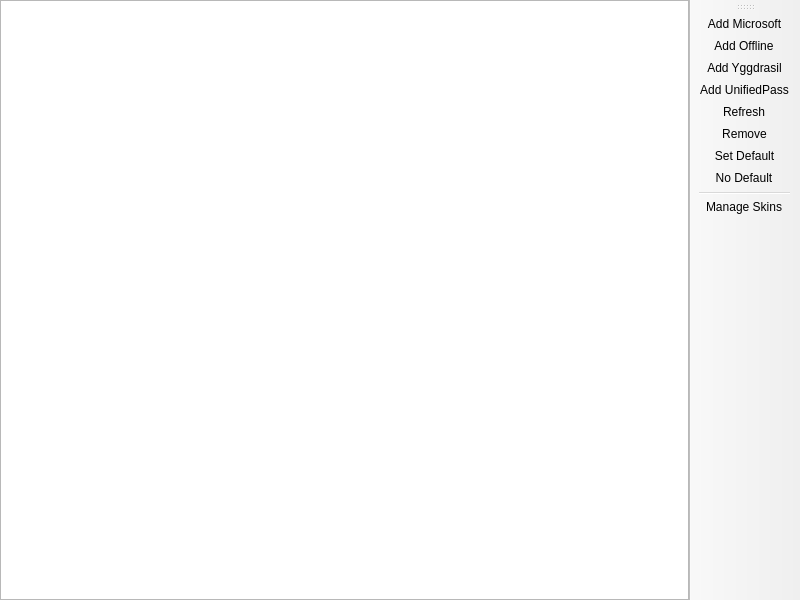
Above: launcher/ui/pages/global/AccountListPage.ui from AndreaFrederica/LunaLauncher before the change. Below: the same form after it.
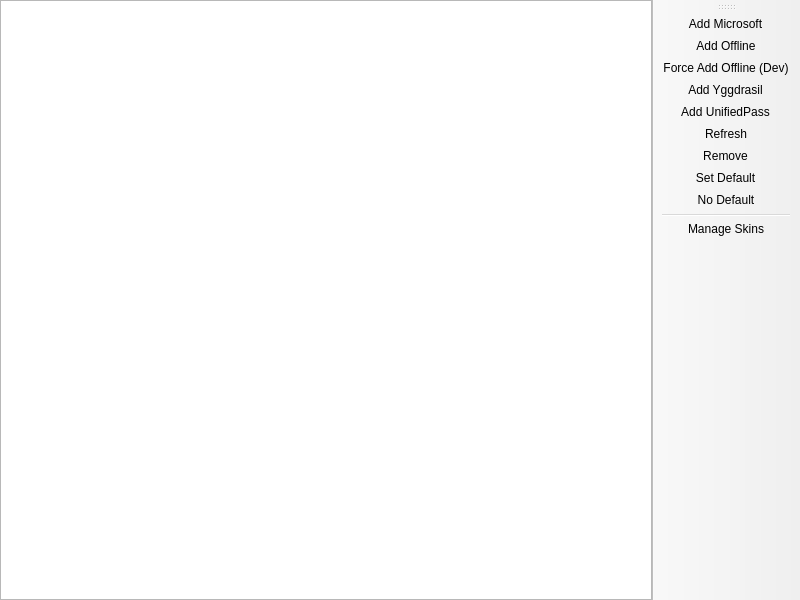
That is the form after the change. Custom widgets are drawn as their Qt base class.

Commit message: Add CustomUIPanelPage for enhanced UI customization and integrate JavaScript support

The edit to the form file:
```diff
--- a/launcher/ui/pages/global/AccountListPage.ui
+++ b/launcher/ui/pages/global/AccountListPage.ui
@@ -54,6 +54,7 @@
    </attribute>
    <addaction name="actionAddMicrosoft"/>
    <addaction name="actionAddOffline"/>
+   <addaction name="actionAddOfflineForced"/>
    <addaction name="actionAddYggdrasil"/>
    <addaction name="actionAddUnifiedPass"/>
    <addaction name="actionRefresh"/>
@@ -94,6 +95,14 @@
     <string>Add &amp;Offline</string>
    </property>
   </action>
+  <action name="actionAddOfflineForced">
+   <property name="text">
+    <string>Force Add Offline (Dev)</string>
+   </property>
+   <property name="toolTip">
+    <string>Developer mode: Add offline account without Microsoft account verification</string>
+   </property>
+  </action>
   <action name="actionAddYggdrasil">
    <property name="text">
     <string>Add &amp;Yggdrasil</string>
```
The commit also changes 17 other files.
